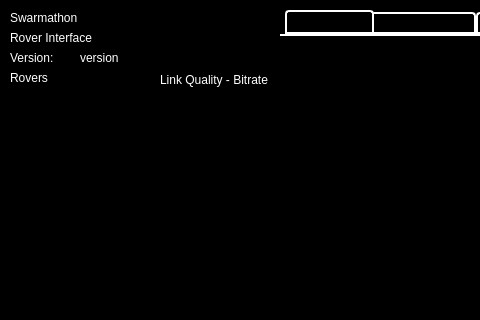
Before: the Qt Designer form src/rover_gui_plugin.ui in BCLab-UNM/SwarmathonIV-Cabrillo-Public, drawn with Qt 5; both pictures show x 0 to 480 and y 0 to 320 of the 1100 by 725 pixel window.
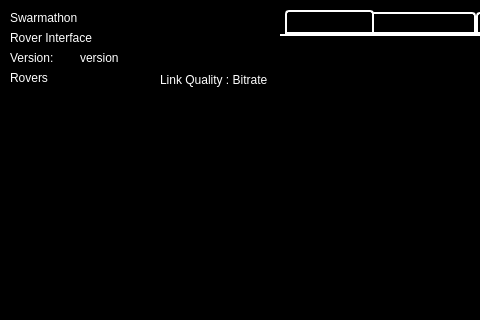
After: the same form once the commit is applied. Icons and pictures are not drawn. Custom widgets are drawn as their Qt base class.

Commit message: Changed the diagnostic data display delimiter Replaced "-" with ":"

Patch:
```diff
--- a/src/rover_gui_plugin.ui
+++ b/src/rover_gui_plugin.ui
@@ -2414,7 +2414,7 @@
     <string notr="true">font: 63 8pt &quot;Ubuntu&quot;;</string>
    </property>
    <property name="text">
-    <string>&lt;html&gt;&lt;head/&gt;&lt;body&gt;&lt;p&gt;&lt;span style=&quot; font-size:9pt; color:#ffffff;&quot;&gt;Link Quality - Bitrate&lt;/span&gt;&lt;/p&gt;&lt;/body&gt;&lt;/html&gt;</string>
+    <string>&lt;html&gt;&lt;head/&gt;&lt;body&gt;&lt;p&gt;&lt;span style=&quot; font-size:9pt; color:#ffffff;&quot;&gt;Link Quality : Bitrate&lt;/span&gt;&lt;/p&gt;&lt;/body&gt;&lt;/html&gt;</string>
    </property>
   </widget>
  </widget>
```
The commit also changes 1 other file.
